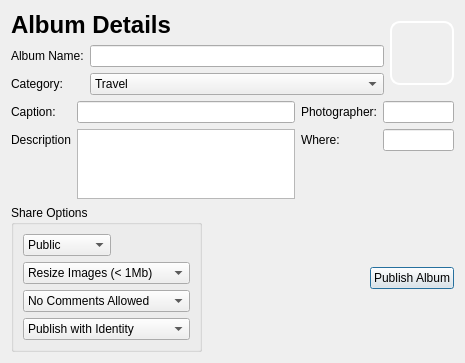
This is retroshare-gui/src/gui/PhotoShare/AlbumCreateDialog.ui in RetroShare/RetroShare as Qt 5 draws it before an edit. The edited form follows.
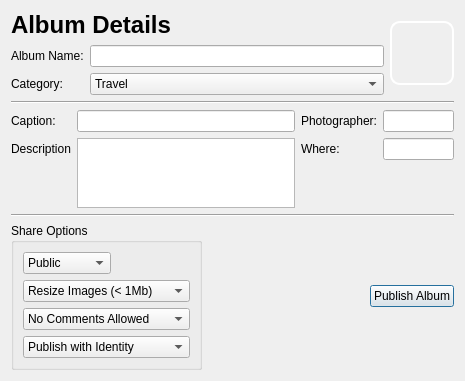
This is the edited form. Icons and pictures are not drawn.

Commit message:
about 70% done with PhotoDialog - can add album (with thumbnail!) - add photo (with photo!) - can subscribe, but not added to ui yet
need to try some dummy msgs and bring up gxs_net

The edit to the form file:
```diff
--- a/retroshare-gui/src/gui/PhotoShare/AlbumCreateDialog.ui
+++ b/retroshare-gui/src/gui/PhotoShare/AlbumCreateDialog.ui
@@ -122,6 +122,13 @@
      </item>
     </layout>
    </item>
+   <item>
+    <widget class="Line" name="line">
+     <property name="orientation">
+      <enum>Qt::Horizontal</enum>
+     </property>
+    </widget>
+   </item>
    <item>
     <layout class="QGridLayout" name="gridLayout_6">
      <item row="0" column="0">
@@ -166,6 +173,13 @@
      </item>
     </layout>
    </item>
+   <item>
+    <widget class="Line" name="line_2">
+     <property name="orientation">
+      <enum>Qt::Horizontal</enum>
+     </property>
+    </widget>
+   </item>
    <item>
     <layout class="QHBoxLayout" name="horizontalLayout_2">
      <item>
```
The commit also changes 32 other files.
